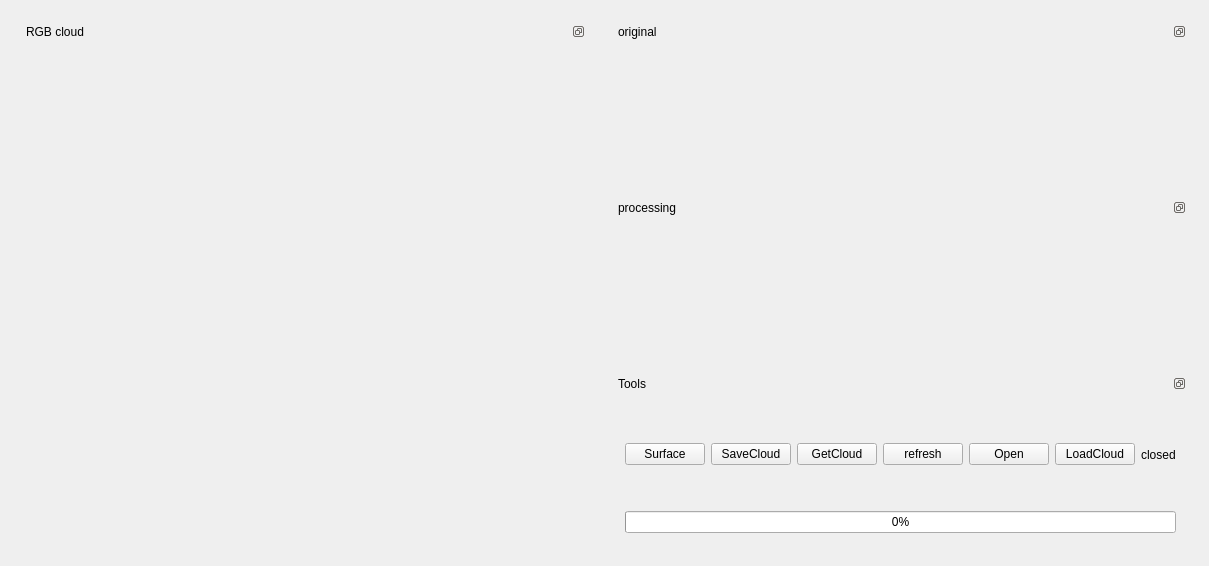
Old version of the form PCLV/widget.ui in the repository anosnowhong/table_mapping.
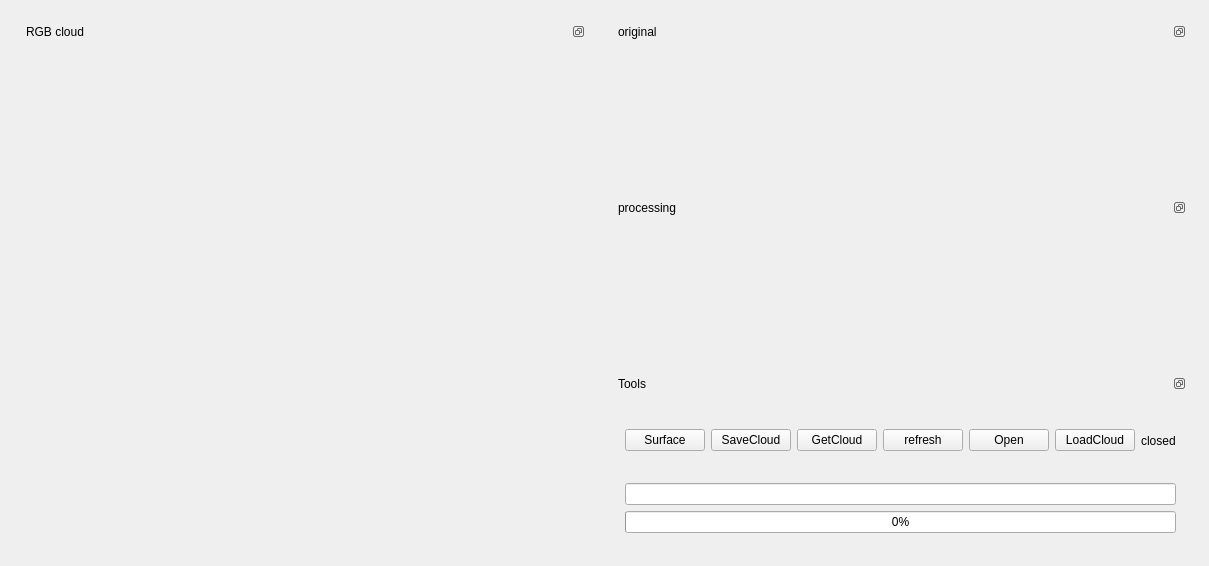
New version of the form. Custom widgets are drawn as their Qt base class.

Patch:
```diff
--- a/PCLV/widget.ui
+++ b/PCLV/widget.ui
@@ -142,6 +142,9 @@
               </item>
              </layout>
             </item>
+            <item>
+             <widget class="QLineEdit" name="lineEdit"/>
+            </item>
             <item>
              <widget class="QProgressBar" name="progressBar">
               <property name="maximum">
```
